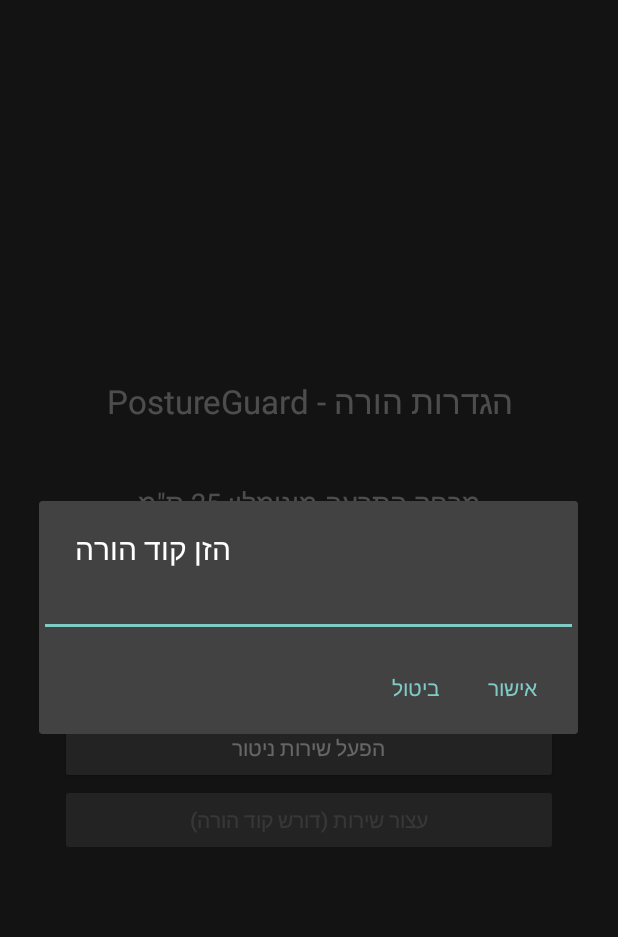
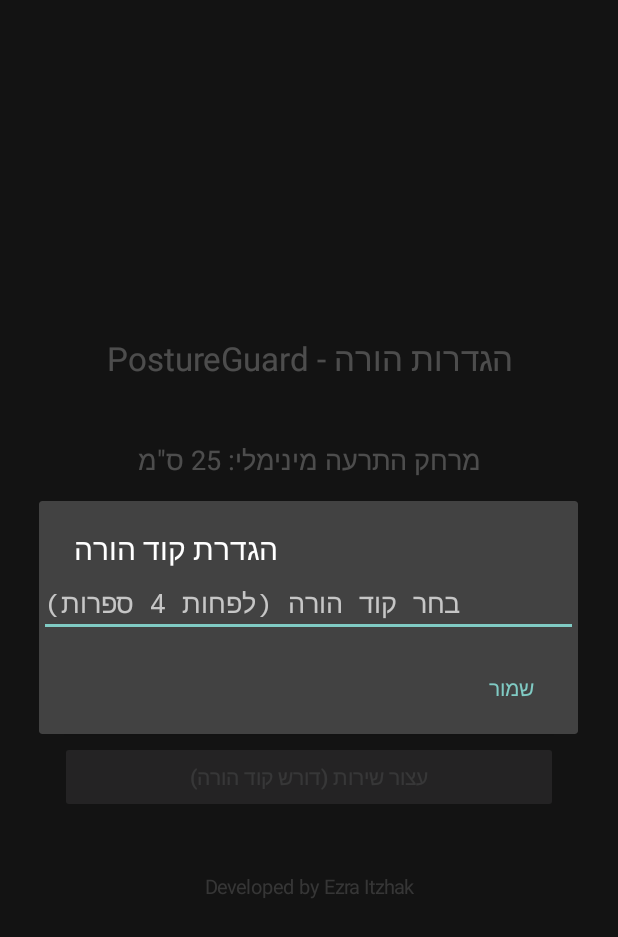
Before and after one commit to ezrait-PostoreGuard/PostureGuard, an Android app: the screen it shows after launch (MainActivity), after a tap on "🔓 פתח נעילת הורה", on a phone screen of 412 x 824 dp. Shown: the top 937 px of the screen. Run offline under Robolectric (Android 15) with nearby library versions, the phone set to English and light mode, and no system bars.

Commit message:
Update MainActivity.kt

```diff
--- a/app/src/main/java/com/postureguard/app/MainActivity.kt
+++ b/app/src/main/java/com/postureguard/app/MainActivity.kt
@@ -20,6 +20,10 @@ import androidx.core.content.ContextCompat
 
 class MainActivity : AppCompatActivity() {
 
+    companion object {
+        const val EXTRA_AUTO_START = "auto_start"
+    }
+
     private var isParentUnlocked = false
     private lateinit var seekBar: SeekBar
     private lateinit var tvDistance: TextView
@@ -31,9 +35,6 @@ class MainActivity : AppCompatActivity() {
         super.onCreate(savedInstanceState)
 
         val prefs = getSharedPreferences("PostureGuardPrefs", Context.MODE_PRIVATE)
-        if (!prefs.contains("parent_pin")) {
-            prefs.edit().putString("parent_pin", "1234").apply()
-        }
         val savedDistance = prefs.getInt("target_distance_cm", 25)
 
         val layout = LinearLayout(this).apply {
@@ -77,7 +78,8 @@ class MainActivity : AppCompatActivity() {
                 if (isParentUnlocked) {
                     lockSettings()
                 } else {
-                    promptForPin(prefs.getString("parent_pin", "1234")!!)
+                    val pin = prefs.getString("parent_pin", null)
+                    if (pin == null) promptInitialPin(prefs) else promptForPin(pin)
                 }
             }
         }
@@ -115,7 +117,48 @@ class MainActivity : AppCompatActivity() {
         layout.addView(btnStartService)
         layout.addView(btnStopService)
 
+        val credit = TextView(this).apply {
+            text = "Developed by Ezra Itzhak"
+            textSize = 13f
+            setTextColor(android.graphics.Color.GRAY)
+            gravity = Gravity.CENTER
+            setPadding(0, 60, 0, 0)
+        }
+        layout.addView(credit)
+
         setContentView(layout)
+
+        // First launch: parent must choose a PIN (no shared default like 1234)
+        if (!prefs.contains("parent_pin")) {
+            promptInitialPin(prefs)
+        } else if (intent.getBooleanExtra(EXTRA_AUTO_START, false)) {
+            checkPermissionsAndStart()
+        }
+    }
+
+    private fun promptInitialPin(prefs: android.content.SharedPreferences) {
+        val input = EditText(this).apply {
+            inputType = InputType.TYPE_CLASS_NUMBER or InputType.TYPE_NUMBER_VARIATION_PASSWORD
+            hint = "בחר קוד הורה (לפחות 4 ספרות)"
+        }
+        val dialog = AlertDialog.Builder(this)
+            .setTitle("הגדרת קוד הורה")
+            .setView(input)
+            .setCancelable(false)
+            .setPositiveButton("שמור", null)
+            .create()
+        dialog.setOnShowListener {
+            dialog.getButton(AlertDialog.BUTTON_POSITIVE).setOnClickListener {
+                val pin = input.text.toString()
+                if (pin.length >= 4) {
+                    prefs.edit().putString("parent_pin", pin).apply()
+                    dialog.dismiss()
+                } else {
+                    Toast.makeText(this, "הקוד חייב להכיל לפחות 4 ספרות", Toast.LENGTH_SHORT).show()
+                }
+            }
+        }
+        dialog.show()
     }
 
     private fun promptForPin(correctPin: String) {
@@ -172,6 +215,11 @@ class MainActivity : AppCompatActivity() {
             ActivityCompat.requestPermissions(this, arrayOf(Manifest.permission.CAMERA), 101)
             return
         }
+        if (Build.VERSION.SDK_INT >= 33 &&
+            ContextCompat.checkSelfPermission(this, Manifest.permission.POST_NOTIFICATIONS) != PackageManager.PERMISSION_GRANTED) {
+            ActivityCompat.requestPermissions(this, arrayOf(Manifest.permission.POST_NOTIFICATIONS), 102)
+            return
+        }
         if (!Settings.canDrawOverlays(this)) {
             Toast.makeText(this, "אשר הצגה מעל אפליקציות אחרות", Toast.LENGTH_LONG).show()
             startActivity(Intent(Settings.ACTION_MANAGE_OVERLAY_PERMISSION, Uri.parse("package:$packageName")))
```
